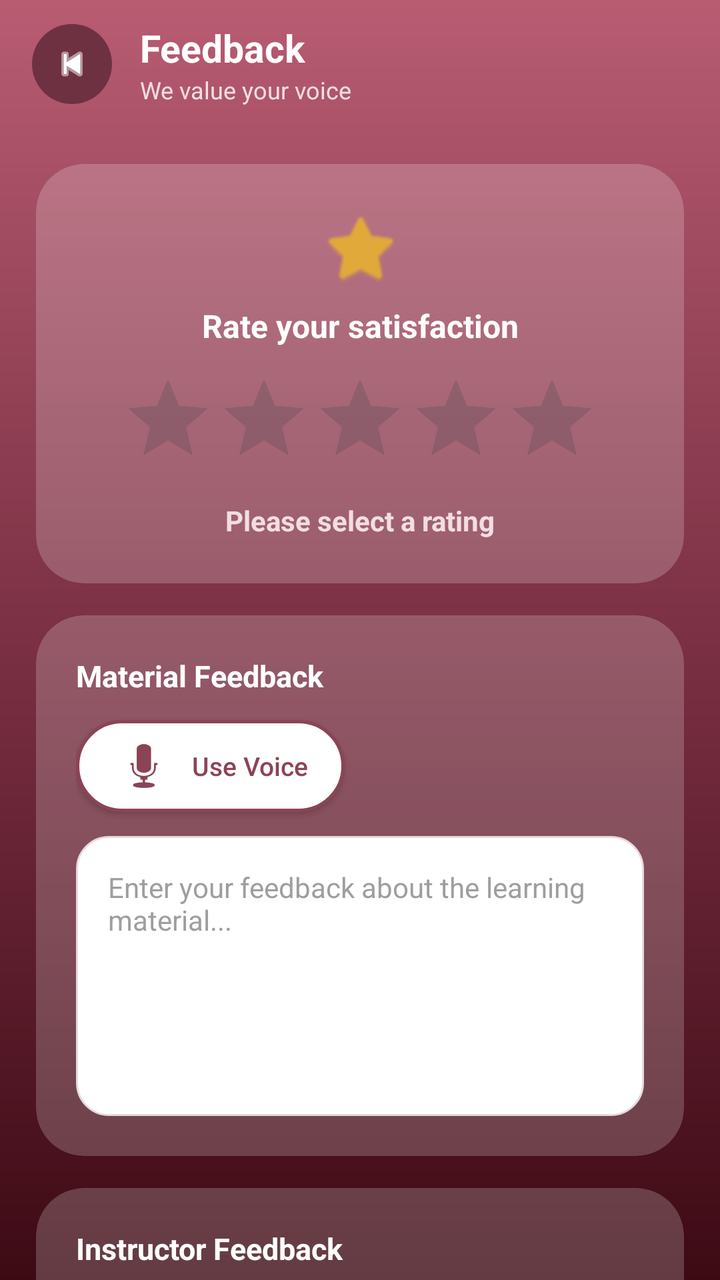
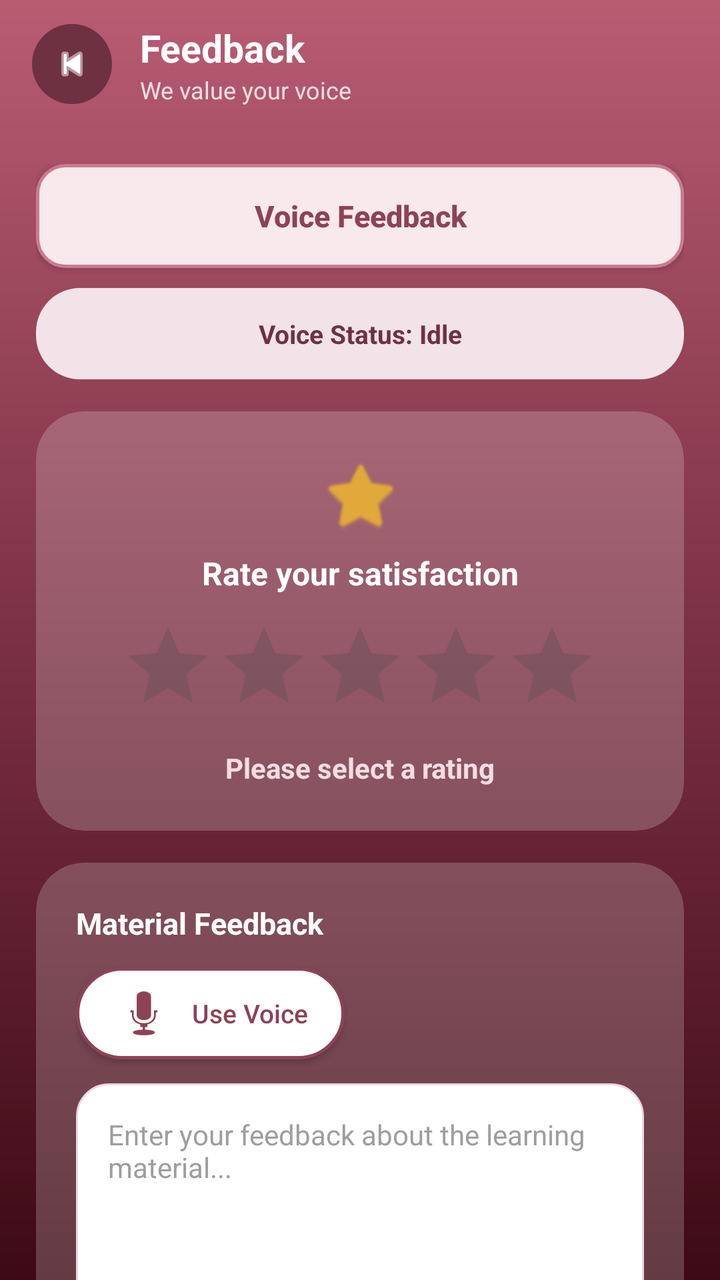

Before-and-after screenshots of an Android layout around one commit, followed by the original layout XML and the change that was made.
<!-- AndroidManifest.xml: application theme Theme.VisualEyes -->
<!-- res/layout/activity_feedback.xml -->
<?xml version="1.0" encoding="utf-8"?>
<LinearLayout xmlns:android="http://schemas.android.com/apk/res/android"
    xmlns:app="http://schemas.android.com/apk/res-auto"
    android:layout_width="match_parent"
    android:layout_height="match_parent"
    android:orientation="vertical"
    android:fitsSystemWindows="true"
    android:background="@drawable/bg_viewer_gradient_bg">

    <LinearLayout
        android:layout_width="match_parent"
        android:layout_height="64dp"
        android:orientation="horizontal"
        android:gravity="center_vertical"
        android:paddingStart="16dp"
        android:paddingEnd="16dp"
        android:background="@android:color/transparent">

        <ImageView
            android:id="@+id/btnBack"
            android:layout_width="40dp"
            android:layout_height="40dp"
            android:padding="9dp"
            android:src="@android:drawable/ic_media_previous"
            android:background="@drawable/bg_icon_button_ripple"
            android:contentDescription="@string/back"
            app:tint="#FFFFFF" />

        <LinearLayout
            android:layout_width="wrap_content"
            android:layout_height="wrap_content"
            android:orientation="vertical"
            android:layout_marginStart="14dp">

            <TextView
                android:layout_width="wrap_content"
                android:layout_height="wrap_content"
                android:text="Feedback"
                android:textColor="#FFFFFF"
                android:textSize="19sp"
                android:textStyle="bold" />

            <TextView
                android:layout_width="wrap_content"
                android:layout_height="wrap_content"
                android:text="We value your voice"
                android:textColor="#F2DDE3"
                android:textSize="12sp" />
        </LinearLayout>
    </LinearLayout>

    <ScrollView
        android:layout_width="match_parent"
        android:layout_height="match_parent"
        android:clipToPadding="false"
        android:scrollbars="none">

        <LinearLayout
            android:layout_width="match_parent"
            android:layout_height="wrap_content"
            android:orientation="vertical"
            android:padding="18dp">

            
            <androidx.cardview.widget.CardView
                android:id="@+id/cardRating"
                android:layout_width="match_parent"
                android:layout_height="wrap_content"
                android:layout_marginBottom="16dp"
                app:cardBackgroundColor="#33FFFFFF"
                app:cardCornerRadius="24dp"
                app:cardElevation="0dp">

                <LinearLayout
                    android:layout_width="match_parent"
                    android:layout_height="wrap_content"
                    android:orientation="vertical"
                    android:gravity="center"
                    android:padding="22dp">

                    <ImageView
                        android:layout_width="40dp"
                        android:layout_height="40dp"
                        android:src="@android:drawable/btn_star_big_on"
                        app:tint="#E0A93A"
                        android:contentDescription="@null" />

                    <TextView
                        android:layout_width="match_parent"
                        android:layout_height="wrap_content"
                        android:layout_marginTop="8dp"
                        android:text="Rate your satisfaction"
                        android:textSize="16sp"
                        android:textStyle="bold"
                        android:textColor="#FFFFFF"
                        android:gravity="center" />

                    <RatingBar
                        android:id="@+id/ratingBarFeedback"
                        android:layout_width="wrap_content"
                        android:layout_height="wrap_content"
                        android:numStars="5"
                        android:stepSize="1"
                        android:layout_marginTop="12dp" />

                    <TextView
                        android:id="@+id/txtRatingLabel"
                        android:layout_width="match_parent"
                        android:layout_height="wrap_content"
                        android:text="Please select a rating"
                        android:textSize="14sp"
                        android:textStyle="bold"
                        android:textColor="#F2DDE3"
                        android:gravity="center"
                        android:layout_marginTop="8dp" />
                </LinearLayout>
            </androidx.cardview.widget.CardView>

            
            <androidx.cardview.widget.CardView
                android:id="@+id/cardMaterial"
                android:layout_width="match_parent"
                android:layout_height="wrap_content"
                android:layout_marginBottom="16dp"
                app:cardBackgroundColor="#33FFFFFF"
                app:cardCornerRadius="24dp"
                app:cardElevation="0dp">

                <LinearLayout
                    android:layout_width="match_parent"
                    android:layout_height="wrap_content"
                    android:orientation="vertical"
                    android:padding="20dp">

                    <TextView
                        android:layout_width="match_parent"
                        android:layout_height="wrap_content"
                        android:text="Material Feedback"
                        android:textSize="15sp"
                        android:textStyle="bold"
                        android:textColor="#FFFFFF" />

                    <android.widget.Button
                        android:id="@+id/btnVoiceMaterial"
                        android:layout_width="wrap_content"
                        android:layout_height="46dp"
                        android:layout_marginTop="12dp"
                        android:text="Use Voice"
                        android:textAllCaps="false"
                        android:textSize="13sp"
                        android:paddingStart="18dp"
                        android:paddingEnd="18dp"
                        android:minWidth="0dp"
                        android:drawableStart="@android:drawable/ic_btn_speak_now"
                        android:drawableTint="@color/color_primary"
                        android:drawablePadding="8dp"
                        android:background="@drawable/bg_pill_outline_ripple"
                        android:backgroundTint="@null"
                        android:textColor="@color/color_primary" />

                    <EditText
                        android:id="@+id/txtMaterialFeedback"
                        android:layout_width="match_parent"
                        android:layout_height="140dp"
                        android:layout_marginTop="12dp"
                        android:background="@drawable/bg_input_field"
                        android:gravity="top"
                        android:padding="16dp"
                        android:hint="Enter your feedback about the learning material..."
                        android:textColor="@color/color_text_body"
                        android:textColorHint="#9E9E9E"
                        android:textSize="14sp" />
                </LinearLayout>
            </androidx.cardview.widget.CardView>

            
            <androidx.cardview.widget.CardView
                android:id="@+id/cardInstructor"
                android:layout_width="match_parent"
                android:layout_height="wrap_content"
                android:layout_marginBottom="20dp"
                app:cardBackgroundColor="#33FFFFFF"
                app:cardCornerRadius="24dp"
                app:cardElevation="0dp">

                <LinearLayout
                    android:layout_width="match_parent"
                    android:layout_height="wrap_content"
                    android:orientation="vertical"
                    android:padding="20dp">

                    <TextView
                        android:layout_width="match_parent"
                        android:layout_height="wrap_content"
                        android:text="Instructor Feedback"
                        android:textSize="15sp"
                        android:textStyle="bold"
                        android:textColor="#FFFFFF" />

                    <android.widget.Button
                        android:id="@+id/btnVoiceInstructor"
                        android:layout_width="wrap_content"
                        android:layout_height="46dp"
                        android:layout_marginTop="12dp"
                        android:text="Use Voice"
                        android:textAllCaps="false"
                        android:textSize="13sp"
                        android:paddingStart="18dp"
                        android:paddingEnd="18dp"
                        android:minWidth="0dp"
                        android:drawableStart="@android:drawable/ic_btn_speak_now"
                        android:drawableTint="@color/color_primary"
                        android:drawablePadding="8dp"
                        android:background="@drawable/bg_pill_outline_ripple"
                        android:backgroundTint="@null"
                        android:textColor="@color/color_primary" />

                    <EditText
                        android:id="@+id/txtInstructorFeedback"
                        android:layout_width="match_parent"
                        android:layout_height="140dp"
                        android:layout_marginTop="12dp"
                        android:background="@drawable/bg_input_field"
                        android:gravity="top"
                        android:padding="16dp"
                        android:hint="Enter your feedback for the instructor..."
                        android:textColor="@color/color_text_body"
                        android:textColorHint="#9E9E9E"
                        android:textSize="14sp" />
                </LinearLayout>
            </androidx.cardview.widget.CardView>

            <android.widget.Button
                android:id="@+id/btnSubmitFeedback"
                android:layout_width="match_parent"
                android:layout_height="56dp"
                android:layout_marginBottom="24dp"
                android:text="Submit Feedback"
                android:textAllCaps="false"
                android:textSize="16sp"
                android:textStyle="bold"
                android:drawableStart="@android:drawable/ic_menu_send"
                android:drawableTint="#FFFFFF"
                android:drawablePadding="10dp"
                android:background="@drawable/ripple_primary_button"
                android:backgroundTint="@null"
                android:textColor="#FFFFFF"
                android:elevation="4dp" />

        </LinearLayout>
    </ScrollView>

</LinearLayout>
<!-- resources referenced by this layout -->
<resources>
  <color name="color_primary">#8C4356</color>
  <color name="color_text_body">#2F2A2C</color>
  <!-- drawable bg_icon_button_ripple (drawable) -->
  <?xml version="1.0" encoding="utf-8"?>
  <ripple xmlns:android="http://schemas.android.com/apk/res/android"
      android:color="#55FFFFFF">
      <item>
          <shape android:shape="oval">
              <solid android:color="#6E3142" />
          </shape>
      </item>
  </ripple>
  <!-- drawable bg_input_field (drawable) -->
  <?xml version="1.0" encoding="utf-8"?>
  <selector xmlns:android="http://schemas.android.com/apk/res/android">
      <item android:state_focused="true">
          <shape android:shape="rectangle">
              <solid android:color="#FFFFFF" />
              <corners android:radius="16dp" />
              <stroke
                  android:width="2dp"
                  android:color="#8C4356" />
          </shape>
      </item>
      <item>
          <shape android:shape="rectangle">
              <solid android:color="#FFFFFF" />
              <corners android:radius="16dp" />
              <stroke
                  android:width="1dp"
                  android:color="#E7D9DE" />
          </shape>
      </item>
  </selector>
  <!-- drawable bg_pill_outline_ripple (drawable) -->
  <?xml version="1.0" encoding="utf-8"?>
  <ripple xmlns:android="http://schemas.android.com/apk/res/android"
      android:color="#338C4356">
      <item>
          <shape android:shape="rectangle">
              <corners android:radius="26dp" />
              <solid android:color="#FFFFFF" />
              <stroke
                  android:width="1.5dp"
                  android:color="#8C4356" />
          </shape>
      </item>
  </ripple>
  <!-- drawable bg_viewer_gradient_bg (drawable) -->
  <?xml version="1.0" encoding="utf-8"?>
  <shape xmlns:android="http://schemas.android.com/apk/res/android" android:shape="rectangle">
      <gradient
          android:angle="90"
          android:startColor="#3D0A14"
          android:centerColor="#7B3043"
          android:endColor="#B85C72" />
  </shape>
  <!-- drawable ripple_primary_button (drawable) -->
  <?xml version="1.0" encoding="utf-8"?>
  <ripple xmlns:android="http://schemas.android.com/apk/res/android"
      android:color="#40FFFFFF">
      <item>
          <shape android:shape="rectangle">
              <corners android:radius="28dp" />
              <gradient
                  android:angle="90"
                  android:startColor="#8C4356"
                  android:endColor="#6E3142" />
          </shape>
      </item>
  </ripple>
  <string name="back">Back</string>
  <style name="Theme.VisualEyes" parent="Base.Theme.VisualEyes" />
  <style name="Base.Theme.VisualEyes" parent="Theme.Material3.DayNight.NoActionBar">
          
          
      </style>
</resources>

<!-- the commit's change to res/layout/activity_feedback.xml (unified diff, before → after) -->
@@ -50,6 +50,7 @@
     </LinearLayout>
 
     <ScrollView
+        android:id="@+id/feedbackScrollView"
         android:layout_width="match_parent"
         android:layout_height="match_parent"
         android:clipToPadding="false"
@@ -60,6 +61,32 @@
             android:layout_height="wrap_content"
             android:orientation="vertical"
             android:padding="18dp">
+
+            <android.widget.Button
+                android:id="@+id/btnVoiceFeedback"
+                android:layout_width="match_parent"
+                android:layout_height="52dp"
+                android:text="Voice Feedback"
+                android:textAllCaps="false"
+                android:textColor="@color/color_primary"
+                android:textStyle="bold"
+                android:textSize="15sp"
+                android:background="@drawable/bg_btn_voice_soft"
+                android:backgroundTint="@null"
+                android:layout_marginBottom="10dp" />
+
+            <TextView
+                android:id="@+id/txtVoiceStatus"
+                android:layout_width="match_parent"
+                android:layout_height="wrap_content"
+                android:text="Voice Status: Idle"
+                android:background="@drawable/bg_voice_chip_soft"
+                android:padding="14dp"
+                android:textColor="@color/color_text_primary"
+                android:textStyle="bold"
+                android:textSize="13sp"
+                android:gravity="center"
+                android:layout_marginBottom="16dp" />
 
             
             <androidx.cardview.widget.CardView
<!-- resource entries referenced after the edit -->
@@ -2,6 +2,21 @@
 <resources>
   <color name="color_primary">#8C4356</color>
   <color name="color_text_body">#2F2A2C</color>
+  <color name="color_text_primary">#6E3142</color>
+  <!-- drawable bg_btn_voice_soft (drawable) -->
+  <?xml version="1.0" encoding="utf-8"?>
+  <ripple xmlns:android="http://schemas.android.com/apk/res/android"
+      android:color="#338C4356">
+      <item>
+          <shape android:shape="rectangle">
+              <solid android:color="#F7E9EC" />
+              <corners android:radius="14dp" />
+              <stroke
+                  android:width="1.5dp"
+                  android:color="#C97B90" />
+          </shape>
+      </item>
+  </ripple>
   <!-- drawable bg_icon_button_ripple (drawable) -->
   <?xml version="1.0" encoding="utf-8"?>
   <ripple xmlns:android="http://schemas.android.com/apk/res/android"
@@ -57,6 +72,11 @@
           android:centerColor="#7B3043"
           android:endColor="#B85C72" />
   </shape>
+  <!-- drawable bg_voice_chip_soft (drawable) -->
+  <shape xmlns:android="http://schemas.android.com/apk/res/android">
+      <solid android:color="#F2E3E8" />
+      <corners android:radius="22dp" />
+  </shape>
   <!-- drawable ripple_primary_button (drawable) -->
   <?xml version="1.0" encoding="utf-8"?>
   <ripple xmlns:android="http://schemas.android.com/apk/res/android"
